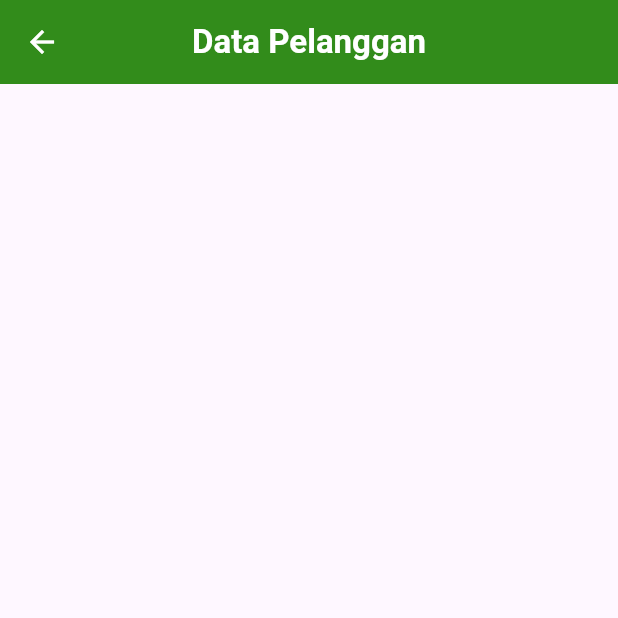
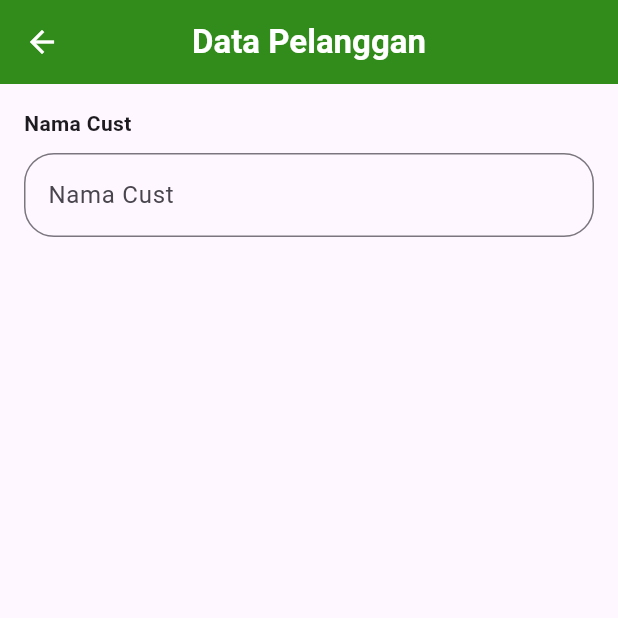
Before and after one commit to yafidaffaa/20220140083_UCP1Flutter, a Flutter app: the DataPelangganPage screen opened directly, on a phone screen of 412 x 824 dp, the top half of it. Run offline on Flutter 3.47's test engine with Material 3 defaults, Android fonts, the light colour scheme and no system bars.

Commit message:
menambahkan inputan nama cust

```diff
--- a/lib/pages/home_pages/data_pelanggan_page.dart
+++ b/lib/pages/home_pages/data_pelanggan_page.dart
@@ -40,6 +40,46 @@ class _DataPelangganPageState extends State<DataPelangganPage> {
           },
         ),
       ),
+      body: SafeArea(
+        child: SingleChildScrollView(
+          child: Form(
+            key: formKey,
+            child: Padding(
+              padding: const EdgeInsets.all(16.0),
+              child: Column(
+                mainAxisAlignment: MainAxisAlignment.center,
+                children: [
+                  Padding(
+                    padding: const EdgeInsets.only(bottom: 10),
+                    child: Align(
+                      alignment: Alignment.centerLeft,
+                      child: Text(
+                        'Nama Cust',
+                        style: TextStyle(fontWeight: FontWeight.bold),
+                      ),
+                    ),
+                  ),
+                  TextFormField(
+                    controller: namaCustController,
+                    decoration: const InputDecoration(
+                      hintText: 'Nama Cust',
+                      border: OutlineInputBorder(
+                        borderRadius: BorderRadius.all(Radius.circular(20)),
+                      ),
+                    ),
+                    validator: (value) {
+                      if (value == null || value.isEmpty) {
+                        return 'Nama cust tidak boleh kosong';
+                      }
+                      return null;
+                    },
+                  ),
+                ],
+              ),
+            ),
+          ),
+        ),
+      ),
     );
   }
 }
```
